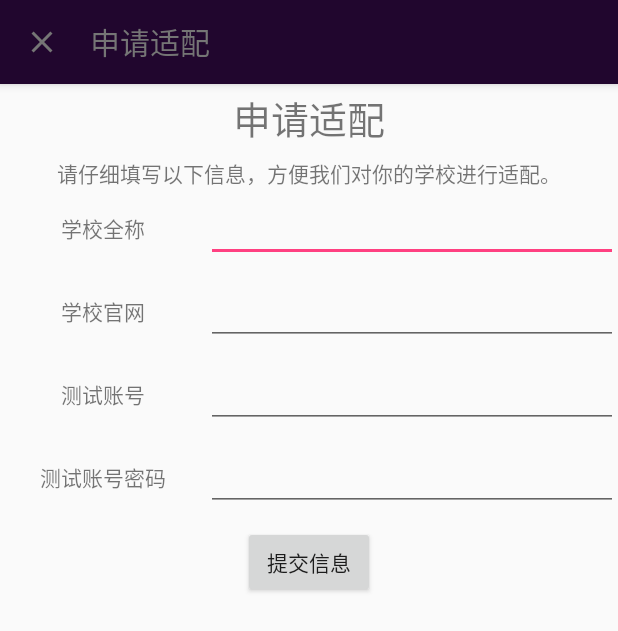
After one commit to Vove7/CtAssistant, an Android app: the ApplyAdapterActivity screen opened directly, with no data from a screen before it, on a phone screen of 412 x 824 dp. The commit adds this screen. Shown: the top 631 px of the screen. Run offline under Robolectric (Android 15) with nearby library versions, the phone set to English and light mode, and no system bars.

Commit message:
add apply school adapter function

```diff
--- a/app/src/main/AndroidManifest.xml
+++ b/app/src/main/AndroidManifest.xml
@@ -23,6 +23,7 @@
                 <category android:name="android.intent.category.LAUNCHER" />
             </intent-filter>
         </activity>
+        <activity android:name=".ApplyAdapterActivity"></activity>
     </application>
 
 </manifest>
--- /dev/null
+++ b/app/src/main/java/cn/vove7/ctassistant/ApplyAdapterActivity.java
@@ -0,0 +1,120 @@
+package cn.vove7.ctassistant;
+
+import android.os.Handler;
+import android.os.Looper;
+import android.support.v7.app.AppCompatActivity;
+import android.os.Bundle;
+import android.view.View;
+import android.widget.Button;
+import android.widget.EditText;
+import android.widget.Toast;
+import android.support.v7.widget.Toolbar;
+
+import com.google.gson.Gson;
+
+import java.io.IOException;
+
+import cn.vove7.ctassistant.openct.utils.HttpHelper;
+import cn.vove7.ctassistant.openct.utils.UrlUtils;
+import okhttp3.Call;
+import okhttp3.Callback;
+import okhttp3.FormBody;
+import okhttp3.OkHttpClient;
+import okhttp3.Request;
+import okhttp3.Response;
+
+public class ApplyAdapterActivity extends AppCompatActivity {
+    private EditText schoolName, schoolWebsite, testAccount, testPassword;
+    private Button submit;
+    private Toolbar toolbar;
+
+    @Override
+    protected void onCreate(Bundle savedInstanceState) {
+        super.onCreate(savedInstanceState);
+        setContentView(R.layout.activity_apply_adapter);
+        initView();
+    }
+
+    private void initView() {
+        schoolName = findViewById(R.id.apply_adapter_school_name);
+        schoolWebsite = findViewById(R.id.apply_adapter_school_website);
+        submit = findViewById(R.id.apply_adapter_school_submit);
+        testAccount = findViewById(R.id.apply_adapter_school_test_account);
+        testPassword = findViewById(R.id.apply_adapter_school_test_password);
+        toolbar = findViewById(R.id.bottom_toolbar);
+        submit.setOnClickListener(new View.OnClickListener() {
+            @Override
+            public void onClick(View v) {
+                if(!schoolName.getText().toString().isEmpty()&&!schoolWebsite.getText().toString().isEmpty()&&!testAccount.getText().toString().isEmpty()&&!testPassword.getText().toString().isEmpty()) {
+                    try {
+                        OkHttpClient okHttpClient = new OkHttpClient();
+                        //Form表单格式的参数传递
+                        FormBody formBody = new FormBody
+                                .Builder()
+                                .add("schoolName", schoolName.getText().toString())
+                                .add("schoolWebsite", schoolWebsite.getText().toString())
+                                .add("testAccount", testAccount.getText().toString())
+                                .add("testPassword", testPassword.getText().toString())
+                                //设置参数名称和参数值
+                                .build();
+                        Request request = new Request.Builder()
+                                .url(UrlUtils.URL_POST_APPLY_ADAPTER)
+                                .post(formBody)
+                                //Post请求的参数传递
+                                .build();
+                        okHttpClient.newCall(request).enqueue(new Callback() {
+                            @Override
+                            public void onFailure(Call call, IOException e) {
+                                new Handler(Looper.getMainLooper()).post(() -> {
+                                    if(BuildConfig.DEBUG) {
+                                        Toast.makeText(ApplyAdapterActivity.this, e.toString(), Toast.LENGTH_SHORT).show();
+                                    }else {
+                                        Toast.makeText(ApplyAdapterActivity.this, "网络或服务器异常！", Toast.LENGTH_SHORT).show();
+                                    }
+                                });
+                            }
+
+                            @Override
+                            public void onResponse(Call call, Response response) throws IOException {
+                                ResponseResult responseResult = new Gson().fromJson(response.body().toString(), ResponseResult.class);
+                                if (responseResult.isStatus()) {
+                                    new Handler(Looper.getMainLooper()).post(() -> {
+                                        Toast.makeText(ApplyAdapterActivity.this, "提交成功！", Toast.LENGTH_SHORT).show();
+                                    });
+                                } else {
+                                    new Handler(Looper.getMainLooper()).post(() -> {
+                                        Toast.makeText(ApplyAdapterActivity.this, "服务器异常，请稍后再试或联系开发人员！", Toast.LENGTH_SHORT).show();
+                                    });
+                                }
+                            }
+                        });
+                    } catch (Exception e) {
+                        e.printStackTrace();
+                    }
+                } else {
+                    new Handler(Looper.getMainLooper()).post(() -> {
+                        Toast.makeText(ApplyAdapterActivity.this, "请完善信息后再次提交！", Toast.LENGTH_SHORT).show();
+                    });
+                }
+            }
+        });
+        toolbar.setNavigationOnClickListener(new View.OnClickListener() {
+            @Override
+            public void onClick(View v) {
+                finish();
+            }
+        });
+    }
+    public class ResponseResult {
+        public boolean isStatus() {
+            return status;
+        }
+
+        public void setStatus(boolean status) {
+            this.status = status;
+        }
+
+        boolean status;
+
+    }
+}
--- a/app/src/main/java/cn/vove7/ctassistant/fragments/AyInfoFragment.kt
+++ b/app/src/main/java/cn/vove7/ctassistant/fragments/AyInfoFragment.kt
@@ -9,7 +9,9 @@ import android.view.View
 import android.view.ViewGroup
 import android.widget.Button
 import android.widget.TextView
+import android.widget.Toast
 import cn.vove7.ctassistant.R
+import cn.vove7.ctassistant.VApplication
 import cn.vove7.ctassistant.events.ActionEvent
 import cn.vove7.ctassistant.events.ActionEvent.Companion.ACTION_GET_TT
 import cn.vove7.ctassistant.events.ActionEvent.Companion.ACTION_INIT_AY
@@ -33,7 +35,6 @@ class AyInfoFragment(viewPager: ViewPager) : BaseFragment(viewPager), View.OnCli
     private lateinit var ayButton: Button
     var academicYears: Array<AcademicYear>? = null
     private lateinit var baseDate: TextView
-
     private var ayList = ArrayList<String>()
 
 
--- a/app/src/main/java/cn/vove7/ctassistant/openct/utils/UrlUtils.kt
+++ b/app/src/main/java/cn/vove7/ctassistant/openct/utils/UrlUtils.kt
@@ -9,5 +9,5 @@ object UrlUtils {
     const val URL_GET_AY_INFO = URL_BASE + "getAyInfo"
     const val URL_GET_BASE_WEEK = URL_BASE + "getDateOfBaseWeek"
     const val URL_GET_TIME_TABLE = URL_BASE + "getTimeTable"
-
+    const val URL_POST_APPLY_ADAPTER = URL_BASE + "postApplyAdapter"
 }
--- /dev/null
+++ b/app/src/main/res/layout/activity_apply_adapter.xml
@@ -0,0 +1,145 @@
+<?xml version="1.0" encoding="utf-8"?>
+<android.support.constraint.ConstraintLayout xmlns:android="http://schemas.android.com/apk/res/android"
+    xmlns:app="http://schemas.android.com/apk/res-auto"
+    xmlns:tools="http://schemas.android.com/tools"
+    android:layout_width="match_parent"
+    android:layout_height="match_parent"
+    android:fitsSystemWindows="true"
+    tools:context=".ApplyAdapterActivity">
+
+    <LinearLayout
+        android:layout_width="match_parent"
+        android:layout_height="match_parent"
+        android:orientation="vertical">
+        <android.support.design.widget.AppBarLayout
+            android:id="@+id/appbar"
+            android:layout_width="match_parent"
+            android:layout_height="wrap_content"
+            android:background="#21062e">
+
+            <android.support.v7.widget.Toolbar
+                android:id="@+id/bottom_toolbar"
+                android:layout_width="match_parent"
+                android:layout_height="wrap_content"
+                android:elevation="5dp"
+                app:contentInsetStart="0dp"
+                android:focusable="true"
+                app:contentInsetStartWithNavigation="-5dp"
+                app:navigationIcon="@drawable/ic_close_black_24dp"
+                app:title="@string/text_apply_adapter"
+                app:titleTextColor="#757575" />
+        </android.support.design.widget.AppBarLayout>
+        <!--title-->
+        <LinearLayout
+            android:layout_width="match_parent"
+            android:layout_height="wrap_content"
+            android:orientation="vertical"
+            android:gravity="center">
+            <TextView
+                android:gravity="center"
+                android:padding="@dimen/dimen3dp"
+                android:layout_width="wrap_content"
+                android:layout_height="wrap_content"
+                android:textSize="@dimen/apply_adapter_text_font_25dp"
+                android:text="@string/text_apply_adapter"/>
+            <TextView
+                android:padding="@dimen/dimen3dp"
+                android:layout_width="wrap_content"
+                android:layout_height="wrap_content"
+                android:text="@string/text_sub_apply_adapter"/>
+        </LinearLayout>
+        <!--content-->
+        <LinearLayout
+            android:layout_width="match_parent"
+            android:layout_height="wrap_content"
+            android:orientation="vertical">
+            <!--学校名-->
+            <LinearLayout
+                android:layout_width="match_parent"
+                android:layout_marginBottom="@dimen/dimen10dp"
+                android:layout_height="wrap_content">
+                <TextView
+                    android:layout_width="0dp"
+                    android:layout_gravity="center"
+                    android:gravity="center"
+                    android:layout_weight="3"
+                    android:layout_height="wrap_content"
+                    android:text="@string/text_apply_adapter_school_name"/>
+                <EditText
+                    android:layout_width="0dp"
+                    android:layout_weight="6"
+                    android:layout_height="wrap_content"
+                    android:id="@+id/apply_adapter_school_name"/>
+            </LinearLayout>
+            <!--网站-->
+            <LinearLayout
+                android:layout_width="match_parent"
+                android:layout_marginBottom="@dimen/dimen10dp"
+                android:layout_height="wrap_content">
+                <TextView
+                    android:layout_width="0dp"
+                    android:layout_gravity="center"
+                    android:gravity="center"
+                    android:layout_weight="3"
+                    android:layout_height="wrap_content"
+                    android:text="@string/text_apply_adapter_school_website"/>
+                <EditText
+                    android:layout_width="0dp"
+                    android:layout_weight="6"
+                    android:layout_height="wrap_content"
+                    android:id="@+id/apply_adapter_school_website"/>
+            </LinearLayout>
+            <!--测试账户-->
+            <LinearLayout
+                android:layout_width="match_parent"
+                android:layout_marginBottom="@dimen/dimen10dp"
+                android:layout_height="wrap_content">
+                <TextView
+                    android:layout_width="0dp"
+                    android:layout_gravity="center"
+                    android:gravity="center"
+                    android:layout_weight="3"
+                    android:layout_height="wrap_content"
+                    android:text="@string/text_apply_adapter_school_test_account"/>
+                <EditText
+                    android:layout_width="0dp"
+                    android:layout_weight="6"
+                    android:layout_height="wrap_content"
+                    android:id="@+id/apply_adapter_school_test_account"/>
+            </LinearLayout>
+            <!--密码-->
+            <LinearLayout
+                android:layout_width="match_parent"
+                android:layout_marginBottom="@dimen/dimen10dp"
+                android:layout_height="wrap_content">
+                <TextView
+                    android:layout_width="0dp"
+                    android:layout_gravity="center"
+                    android:gravity="center"
+                    android:layout_weight="3"
+                    android:layout_height="wrap_content"
+                    android:text="@string/text_apply_adapter_school_test_password"/>
+                <EditText
+                    android:layout_width="0dp"
+                    android:layout_weight="6"
+                    android:layout_height="wrap_content"
+                    android:id="@+id/apply_adapter_school_test_password"/>
+            </LinearLayout>
+            <!--提交-->
+            <LinearLayout
+                android:layout_width="match_parent"
+                android:layout_marginBottom="@dimen/dimen10dp"
+                android:gravity="center"
+                android:layout_height="wrap_content">
+                <Button
+                    android:layout_gravity="center"
+                    android:gravity="center"
+                    android:layout_width="wrap_content"
+                    android:layout_height="wrap_content"
+                    android:text="@string/text_apply_adapter_school_submit"
+                    android:id="@+id/apply_adapter_school_submit"/>
+            </LinearLayout>
+        </LinearLayout>
+
+    </LinearLayout>
+</android.support.constraint.ConstraintLayout>
--- a/app/src/main/res/menu/menu_toolbar_with_search_refresh.xml
+++ b/app/src/main/res/menu/menu_toolbar_with_search_refresh.xml
@@ -1,6 +1,11 @@
 <?xml version="1.0" encoding="utf-8"?>
 <menu xmlns:android="http://schemas.android.com/apk/res/android"
     xmlns:app="http://schemas.android.com/apk/res-auto">
+    <item
+        android:id="@+id/applyAdapter"
+        android:icon="@drawable/ic_apply_adapter_black_24dp"
+        android:title="@string/text_apply_adapter"
+        app:showAsAction="collapseActionView|ifRoom" />
     <item
         android:id="@+id/search"
         android:icon="@drawable/ic_search_black_24dp"
@@ -12,4 +17,5 @@
         android:icon="@drawable/ic_refresh_black_24dp"
         android:title="@string/text_refresh_data"
         app:showAsAction="always" />
+
 </menu>
--- a/app/src/main/res/values/strings.xml
+++ b/app/src/main/res/values/strings.xml
@@ -17,4 +17,11 @@
     <string name="text_pass">密码</string>
     <string name="text_export_to_calendar">导入日历</string>
     <string name="text_login">登陆</string>
+    <string name="text_apply_adapter">申请适配</string>
+    <string name="text_sub_apply_adapter">请仔细填写以下信息，方便我们对你的学校进行适配。</string>
+    <string name="text_apply_adapter_school_name">学校全称</string>
+    <string name="text_apply_adapter_school_website">学校官网</string>
+    <string name="text_apply_adapter_school_test_account">测试账号</string>
+    <string name="text_apply_adapter_school_test_password">测试账号密码</string>
+    <string name="text_apply_adapter_school_submit">提交信息</string>
 </resources>
--- a/build.gradle
+++ b/build.gradle
@@ -1,14 +1,14 @@
 // Top-level build file where you can add configuration options common to all sub-projects/modules.
 
 buildscript {
-    ext.kotlin_version = '1.2.31'
+    ext.kotlin_version = '1.2.51'
 
     repositories {
         google()
         jcenter()
     }
     dependencies {
-        classpath 'com.android.tools.build:gradle:3.2.0-alpha10'
+        classpath 'com.android.tools.build:gradle:3.2.1'
         classpath "org.jetbrains.kotlin:kotlin-gradle-plugin:$kotlin_version"
 
         // NOTE: Do not place your application dependencies here; they belong
```
Also changed, not shown: app/src/main/java/cn/vove7/ctassistant/fragments/MainFragment.kt (+9 -1 lines), app/src/main/res/drawable/ic_apply_adapter_black_24dp.xml (added, +9 -0 lines), app/src/main/res/values/dimens.xml (added, +14 -0 lines).
